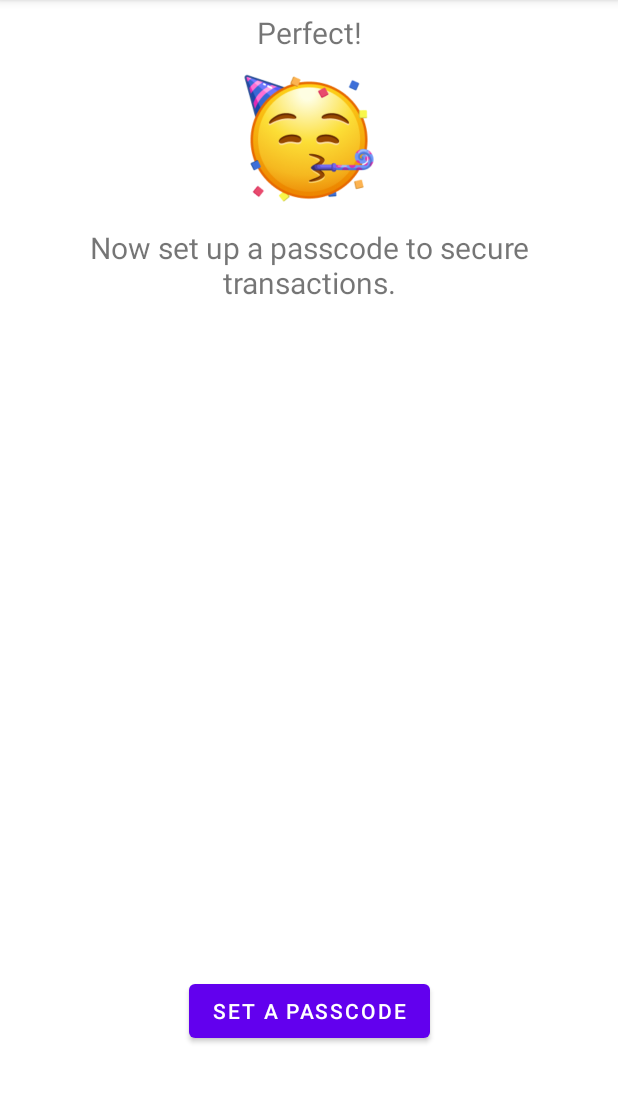
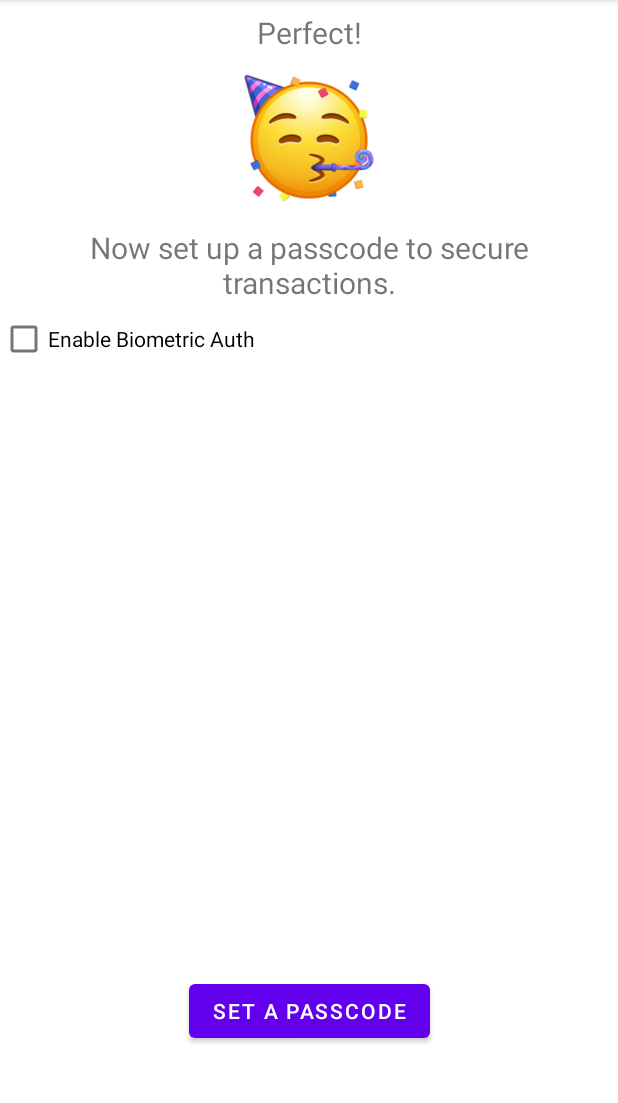
Before and after one commit to maxistar/tonwalletapp, an Android app: the fragment CreateWalletAfterCreationConfirmationFragment placed in its activity, on a phone screen of 412 x 824 dp, the part 84-1187 px from its top. Run offline under Robolectric (Android 15) with nearby library versions, the phone set to English and light mode, and no system bars.

Commit message:
add more elements

```diff
--- a/app/src/main/res/layout/fragment_create_wallet_after_creation_confirmation.xml
+++ b/app/src/main/res/layout/fragment_create_wallet_after_creation_confirmation.xml
@@ -52,6 +52,20 @@
         android:text="@string/success_screen_text"
         app:layout_constraintTop_toBottomOf="@id/ton_image_layout" />
 
+    <LinearLayout
+        android:layout_width="match_parent"
+        android:layout_height="wrap_content"
+        android:gravity="center_horizontal"
+        android:orientation="horizontal"
+        app:layout_constraintTop_toBottomOf="@id/ton_wallet_description">
+
+        <CheckBox
+            android:id="@+id/checkBox"
+            android:layout_width="match_parent"
+            android:layout_height="wrap_content"
+            android:text="@string/success_screen_use_fingerprint" />
+    </LinearLayout>
+
     <Button
         android:id="@+id/button"
         android:layout_width="wrap_content"
@@ -62,4 +76,5 @@
         app:layout_constraintBottom_toBottomOf="parent"
         android:layout_marginBottom="70dp"
         />
+
 </androidx.constraintlayout.widget.ConstraintLayout>
--- a/app/src/main/res/values/strings.xml
+++ b/app/src/main/res/values/strings.xml
@@ -18,6 +18,7 @@
     <string name="success_screen_text">Now set up a passcode to secure transactions.</string>
     <string name="success_screen_bio">Enable Biometric Auth</string>
     <string name="success_screen_button">Set a Passcode</string>
+    <string name="success_screen_use_fingerprint">Enable Biometric Auth</string>
 
     <string name="wallet_title">Your Recovery Phrase</string>
     <string name="wallet_comment">Write down these 24 words in this exact order and keep them in a secure place. Do not share this list with anyone. If you lose it, you will irrevocably lose access to your TON account.</string>
```
Also changed, not shown: app/src/main/res/layout/fragment_access_code.xml (+13 -1 lines), 1 other file.
